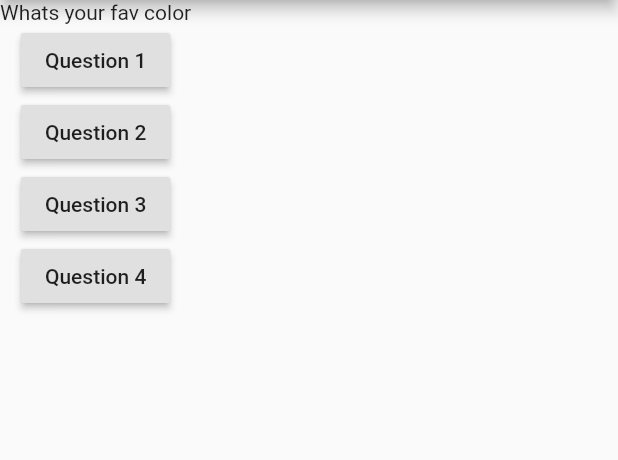
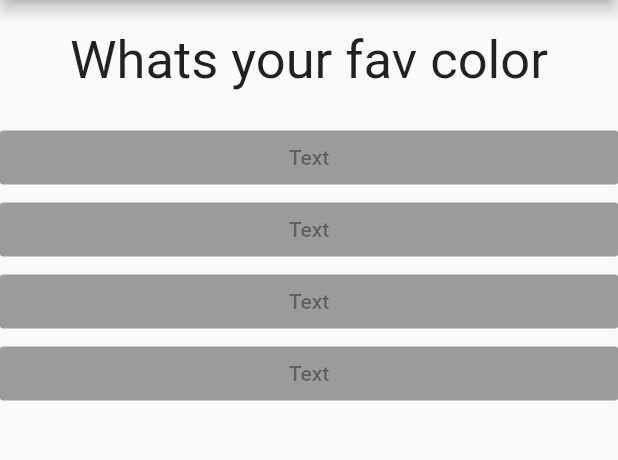
Before and after one commit to touhid-jisan/flutter-apps, a Flutter app: the screen it shows after launch, on a phone screen of 412 x 824 dp, the part 84-544 px from its top. Run offline on Flutter 3.47's test engine with Material 2 defaults, Android fonts, the phone set to English and light mode, and no system bars.

Commit message:
Quiz app - Question and Answer file added

```diff
--- /dev/null
+++ b/quiz_app/lib/answer.dart
@@ -0,0 +1,15 @@
+import 'package:flutter/material.dart';
+
+class Answer extends StatelessWidget {
+  @override
+  Widget build(BuildContext context) {
+    return Container(
+      width: double.infinity,
+      child: RaisedButton(
+        color: Colors.blue,
+        child: Text('Text'),
+        onPressed: null
+        ),
+    );
+  }
+}
--- a/quiz_app/lib/main.dart
+++ b/quiz_app/lib/main.dart
@@ -1,11 +1,12 @@
 import 'package:flutter/material.dart';
+import './question.dart';
+import './answer.dart';
 
 void main() => runApp(MyApp());
 
 @override
 class MyApp extends StatefulWidget {
   State<StatefulWidget> createState() {
-    // TODO: implement createState
     return MyAppState();
   }
 }
@@ -29,24 +30,12 @@ class MyAppState extends State<MyApp> {
         ),
         body: Column(
           children: <Widget>[
-            Text(questions[index]),
+            Question(questions[index]),
 
-            RaisedButton(
-              child: Text('Question 1'),
-              onPressed: answerQuestion,
-            ),
-            RaisedButton(
-              child: Text('Question 2'),
-              onPressed: answerQuestion,
-            ),
-            RaisedButton(
-              child: Text('Question 3'),
-              onPressed: answerQuestion,
-            ),
-            RaisedButton(
-              child: Text('Question 4'),
-              onPressed: answerQuestion,
-            ),
+            Answer(),
+            Answer(),
+            Answer(),
+            Answer(),
           ],
         ),
       ),
--- /dev/null
+++ b/quiz_app/lib/question.dart
@@ -0,0 +1,19 @@
+import 'package:flutter/material.dart';
+
+class Question extends StatelessWidget {
+  final String questionText;
+  Question(this.questionText);
+  @override
+  Widget build(BuildContext context) {
+    return Container(
+      margin: EdgeInsets.all(20),
+      width: double.infinity,
+      child: Text(
+        questionText,
+        style: TextStyle(fontSize: 35),
+        textAlign: TextAlign.center,
+
+      ),
+    );
+  }
+}
```
